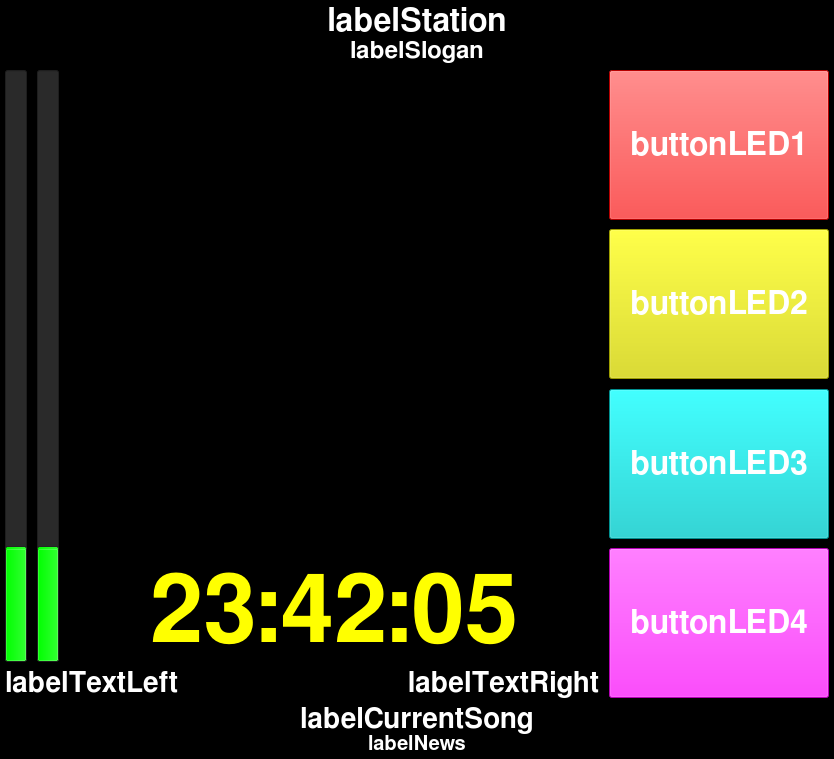
Above: mainscreen.ui from saschaludwig/OnAirScreen before the change. Below: the same form after it.
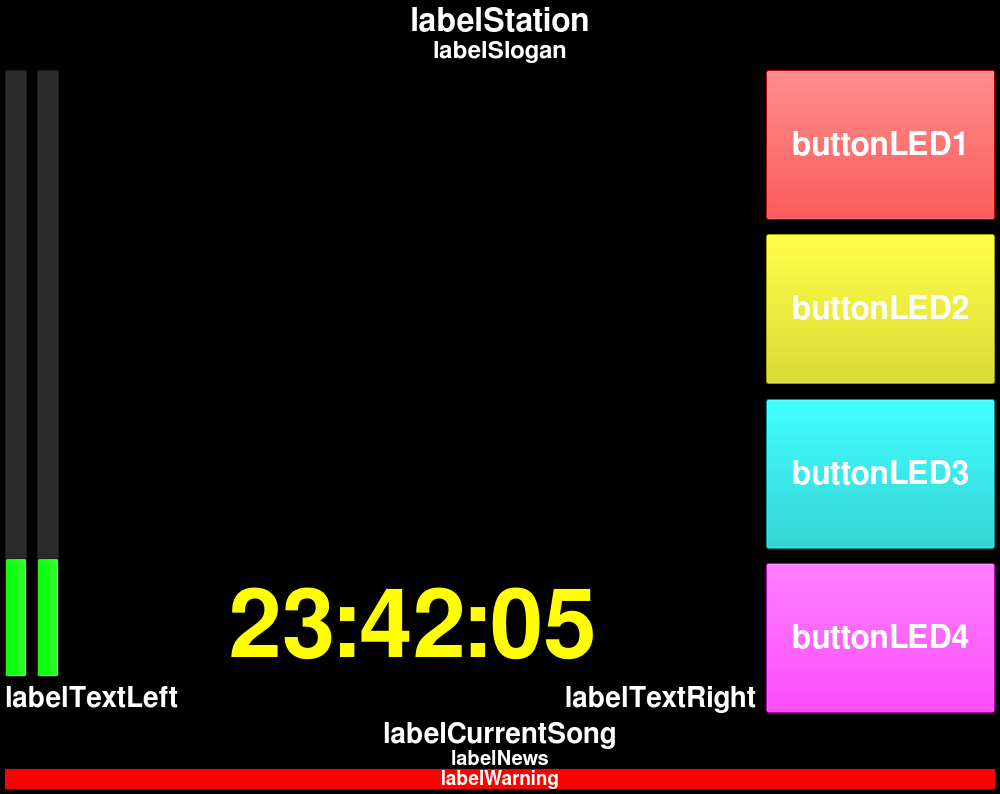
That is the form after the change. Custom widgets are drawn as their Qt base class.

Commit message: added labelWanring again and dynamic hide/show function

```diff
--- a/mainscreen.ui
+++ b/mainscreen.ui
@@ -12,8 +12,8 @@
    <rect>
     <x>0</x>
     <y>0</y>
-    <width>819</width>
-    <height>759</height>
+    <width>1000</width>
+    <height>794</height>
    </rect>
   </property>
   <property name="minimumSize">
@@ -626,6 +626,28 @@
        </property>
       </widget>
      </item>
+     <item>
+      <widget class="QLabel" name="labelWarning">
+       <property name="font">
+        <font>
+         <family>FreeSans</family>
+         <pointsize>14</pointsize>
+         <weight>75</weight>
+         <bold>true</bold>
+        </font>
+       </property>
+       <property name="styleSheet">
+        <string notr="true">background-color: rgb(255, 0, 0); 
+color: rgb(255, 255, 255);</string>
+       </property>
+       <property name="text">
+        <string>labelWarning</string>
+       </property>
+       <property name="alignment">
+        <set>Qt::AlignCenter</set>
+       </property>
+      </widget>
+     </item>
     </layout>
    </item>
   </layout>
```
Left out of the diff: 170 changed lines with no effect on the pictures. The commit also changes 1 other file.
